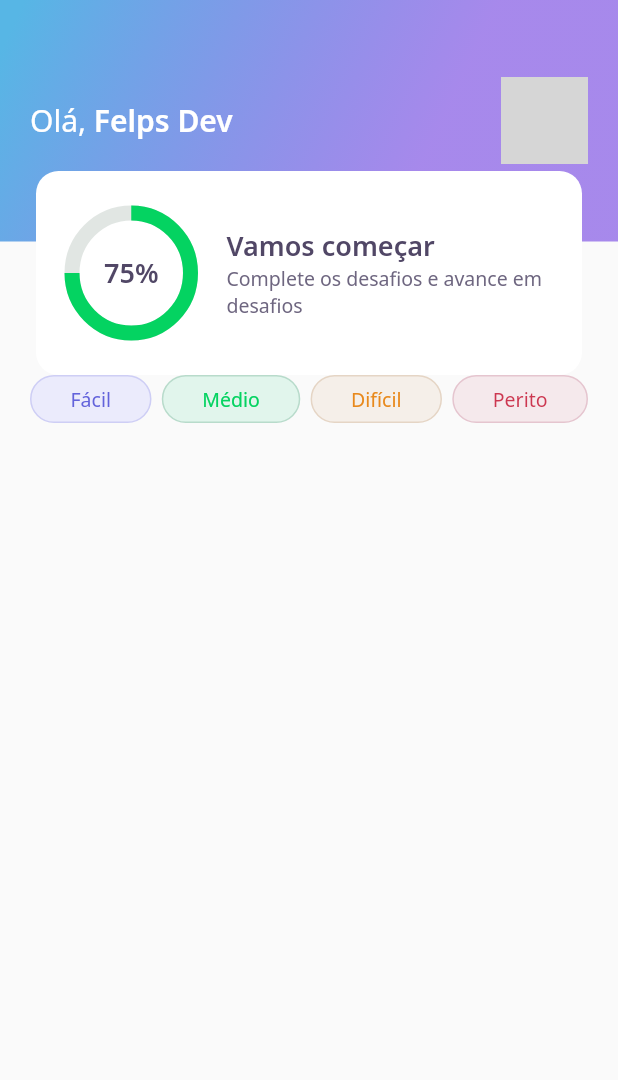
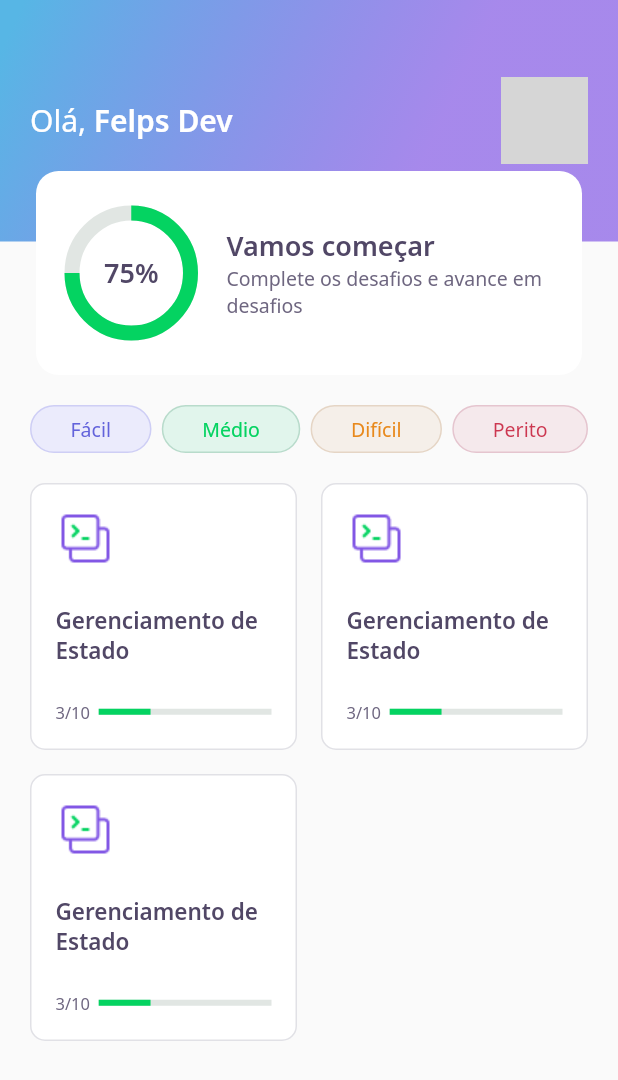
Before and after one commit to felixvicent/devquiz, a Flutter app: the screen it shows after launch, on a phone screen of 412 x 824 dp. Shown: the top 1080 px of the screen. Run offline on Flutter 3.47's test engine with Material 2 defaults, Android fonts, the phone set to English and light mode, and no system bars; our stand-ins replace google_fonts; network calls fail; grey boxes are pictures that could not be loaded.

Commit message:
Create quiz cards

```diff
--- a/lib/home/home_page.dart
+++ b/lib/home/home_page.dart
@@ -1,5 +1,6 @@
 import 'package:dev_quiz/home/widgets/app_bar/app_bar_widget.dart';
 import 'package:dev_quiz/home/widgets/level_button/level_button_widget.dart';
+import 'package:dev_quiz/home/widgets/quiz_card/quiz_card_widget.dart';
 import 'package:flutter/material.dart';
 
 class HomePage extends StatefulWidget {
@@ -16,7 +17,10 @@ class _HomePageState extends State<HomePage> {
       appBar: AppBarWidget(),
       body: Padding(
         padding: const EdgeInsets.symmetric(horizontal: 20),
-        child: Row(
+        child: Column(
+          children: [
+            SizedBox(height: 20),
+            Row(
               mainAxisAlignment: MainAxisAlignment.spaceBetween,
               children: [
                 LevelButtonWidget(
@@ -33,6 +37,21 @@ class _HomePageState extends State<HomePage> {
                 ),
               ],
             ),
+            SizedBox(height: 20),
+            Expanded(
+              child: GridView.count(
+                crossAxisSpacing: 16,
+                mainAxisSpacing: 16,
+                crossAxisCount: 2,
+                children: [
+                  QuizCardWidget(),
+                  QuizCardWidget(),
+                  QuizCardWidget(),
+                ],
+              ),
+            ),
+          ],
+        ),
       )
     );
   }
--- /dev/null
+++ b/lib/home/widgets/quiz_card/quiz_card_widget.dart
@@ -0,0 +1,51 @@
+import 'package:dev_quiz/core/core.dart';
+import 'package:flutter/material.dart';
+
+class QuizCardWidget extends StatelessWidget {
+  @override
+  Widget build(BuildContext context) {
+    return Container(
+      padding: EdgeInsets.all(16),
+      decoration: BoxDecoration(
+        border: Border.fromBorderSide(BorderSide(color: AppColors.border)),
+        color: AppColors.white,
+        borderRadius: BorderRadius.circular(10)
+      ),
+      child: Column(
+        crossAxisAlignment: CrossAxisAlignment.start,
+        children: [
+          Container(
+            child: Image.asset(AppImages.data),
+            height: 40,
+            width: 40,
+          ),
+          SizedBox(height: 24),
+          Text(
+            'Gerenciamento de Estado',
+            style: AppTextStyles.heading15,
+          ),
+          SizedBox(height: 24),
+          Row(
+            children: [
+              Expanded(
+                flex: 1,
+                child: Text(
+                  '3/10',
+                  style: AppTextStyles.body11,
+                ),
+              ),
+              Expanded(
+                flex: 4,
+                child: LinearProgressIndicator(
+                  value: 0.3,
+                  backgroundColor: AppColors.chartSecondary,
+                  valueColor: AlwaysStoppedAnimation<Color>(AppColors.chartPrimary),
+                ),
+              )
+            ],
+          )
+        ],
+      ),
+    );
+  }
+}
```
Lines whose indentation alone changed are shown as unchanged.
